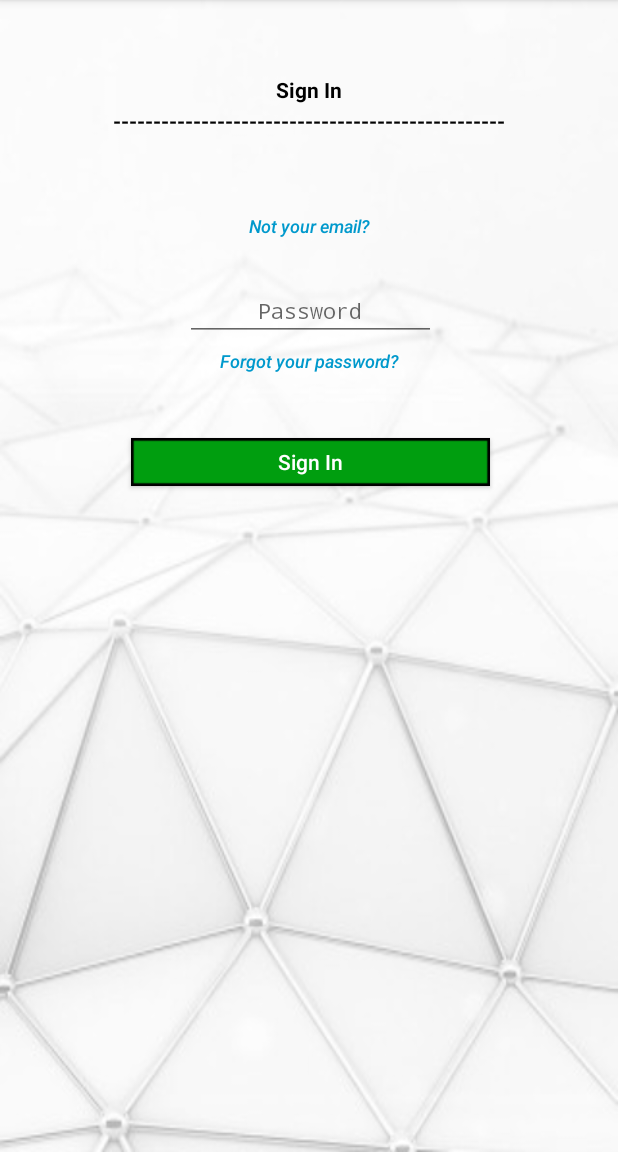
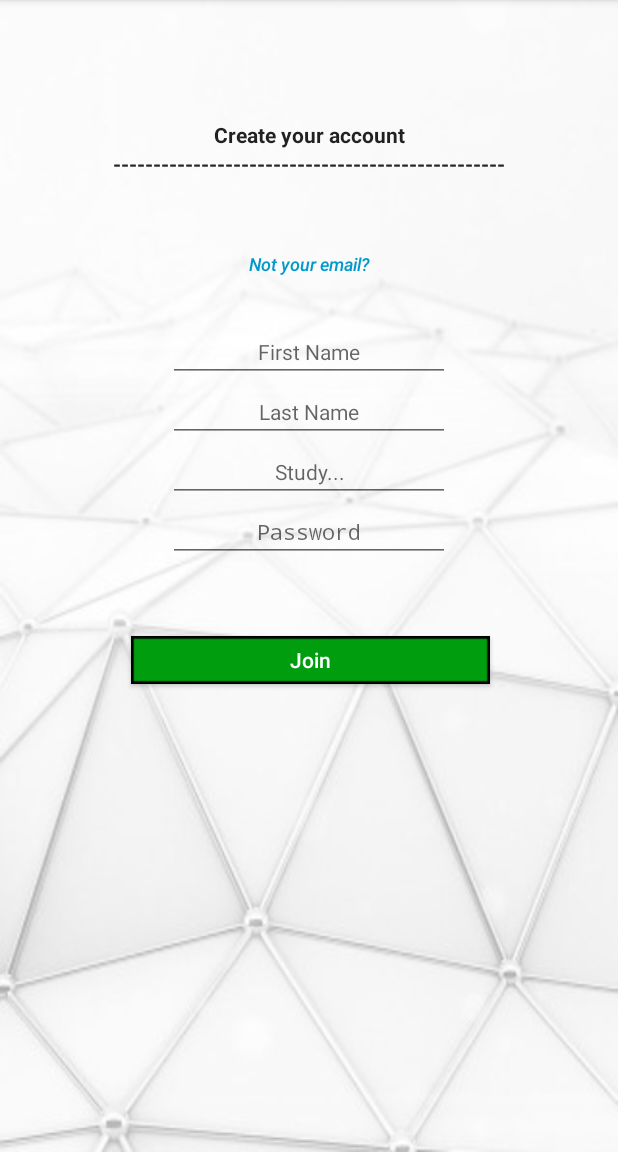
Before and after one commit to idodror/Drive2StudyAndroid, an Android app: the screen it shows after launch (MainActivity), after a tap on "Continue With Email", on a phone screen of 412 x 824 dp, the part 84-1236 px from its top. Run offline under Robolectric (Android 15) with nearby library versions, the phone set to English and light mode, and no system bars; Roboto replaces fonts that are not available here.

Commit message:
ADDED create new user screen (meanwhile, writes to the firebase only the fName)

```diff
--- a/app/src/main/java/com/drive2study/MainActivity.java
+++ b/app/src/main/java/com/drive2study/MainActivity.java
@@ -1,18 +1,18 @@
 package com.drive2study;
 
 import android.app.Activity;
-import android.app.Fragment;
 import android.app.FragmentManager;
 import android.app.FragmentTransaction;
 import android.os.Bundle;
 import android.util.Log;
-
+import com.drive2study.Model.Student;
+import com.drive2study.Model.Model;
+import com.drive2study.View.CreateAccountFragment;
 import com.drive2study.View.EmailLoginFragment;
 import com.drive2study.View.LoginScreenFragment;
 
-
 public class MainActivity extends Activity implements
-        LoginScreenFragment.LoginScreenFragmentDelegate, EmailLoginFragment.EmailLoginFragmentDelegate {
+        LoginScreenFragment.LoginScreenFragmentDelegate, EmailLoginFragment.EmailLoginFragmentDelegate, CreateAccountFragment.CreateAccountFragmentDelegate {
 
     @Override
     protected void onCreate(Bundle savedInstanceState) {
@@ -31,18 +31,33 @@ public class MainActivity extends Activity implements
     public void onConWithEmail(String email) {
         FragmentManager manager = getFragmentManager();
         FragmentTransaction transaction = manager.beginTransaction();
-        EmailLoginFragment emailLoginFrag = new EmailLoginFragment();
+
         Bundle args = new Bundle();
         args.putString("username", email);
-        emailLoginFrag.setArguments(args);
-        transaction.replace(R.id.main_container, emailLoginFrag);
+
+        // TODO: Check if there is such user
+        if(false) {
+            EmailLoginFragment emailLoginFragment = new EmailLoginFragment();
+            emailLoginFragment.setArguments(args);
+            transaction.replace(R.id.main_container, emailLoginFragment);
+        } else {
+            CreateAccountFragment createAccountFragment = new CreateAccountFragment();
+            createAccountFragment.setArguments(args);
+            transaction.replace(R.id.main_container, createAccountFragment);
+        }
+
         transaction.addToBackStack(null);
         transaction.commit();
-        Log.d("TAG", "Login Screen Succeeded " + email);
     }
 
     @Override
     public void onSignIn(String email, String password) {
         Log.d("TAG", "Signing in with: " + email + ", pass: " + password);
     }
+
+    @Override
+    public void onJoin(Student student) {
+        Log.d("TAG", "done");
+        Model.instance.addStudent(student);
+    }
 }
--- a/app/src/main/java/com/drive2study/Model/ModelFirebase.java
+++ b/app/src/main/java/com/drive2study/Model/ModelFirebase.java
@@ -12,8 +12,9 @@ import java.util.List;
 public class ModelFirebase {
 
     public void addStudent(Student student){
-        DatabaseReference mDatabase = FirebaseDatabase.getInstance().getReference();
-        mDatabase.child("students").child(student.userName).setValue(student);
+        DatabaseReference mDatabase = FirebaseDatabase.getInstance().getReference().child("students").child(student.userName).push();
+        mDatabase.child("fName").setValue(student.fName);
+        //mDatabase.child("students").child(student.userName).setValue(student);
     }
 
     public void cancellGetAllStudents() {
@@ -25,7 +26,7 @@ public class ModelFirebase {
         public void onSuccess(List<Student> studentslist);
     }
 
-    ValueEventListener eventListener;
+    private ValueEventListener eventListener;
 
     public void getAllStudents(final GetAllStudentsListener listener) {
         DatabaseReference stRef = FirebaseDatabase.getInstance().getReference().child("students");
--- /dev/null
+++ b/app/src/main/java/com/drive2study/View/CreateAccountFragment.java
@@ -0,0 +1,88 @@
+package com.drive2study.View;
+
+import android.app.Fragment;
+import android.content.Context;
+import android.os.Bundle;
+import android.view.LayoutInflater;
+import android.view.View;
+import android.view.ViewGroup;
+import android.widget.Button;
+import android.widget.EditText;
+import android.widget.TextView;
+
+import com.drive2study.R;
+import com.drive2study.Model.Student;
+
+public class CreateAccountFragment extends Fragment {
+    public interface CreateAccountFragmentDelegate {
+        void onJoin(Student student);
+    }
+
+    public CreateAccountFragmentDelegate delegate;
+
+    public CreateAccountFragment() {
+        // Required empty public constructor
+    }
+
+    EditText fNameEt;
+    EditText lNameEt;
+    EditText studyEt;
+    EditText passwordEt;
+    TextView userEmailText;
+    TextView emptyFieldsText;
+
+    @Override
+    public View onCreateView(LayoutInflater inflater, ViewGroup container, Bundle savedInstanceState) {
+        View view = inflater.inflate(R.layout.fragment_register, container, false);
+
+        final String username = getArguments().getString("username");
+        userEmailText = view.findViewById(R.id.text_username_register);
+        userEmailText.setText(username);
+        fNameEt = view.findViewById(R.id.et_first_name);
+        lNameEt = view.findViewById(R.id.et_last_name);
+        studyEt = view.findViewById(R.id.et_study);
+        passwordEt = view.findViewById(R.id.et_register_password);
+        emptyFieldsText = view.findViewById(R.id.txt_empty_fields);
+
+        Button join = view.findViewById(R.id.btn_join);
+        join.setOnClickListener(new View.OnClickListener() {
+            @Override
+            public void onClick(View v) {
+                Student student = new Student();
+                String password = passwordEt.getText().toString();
+                student.userName = username;
+                student.fName = fNameEt.getText().toString();
+                student.lName = lNameEt.getText().toString();
+                student.study = studyEt.getText().toString();
+                if (student.study.equals("") || student.fName.equals("") || student.study.equals("") || password.equals("")) {
+                    emptyFieldsText.setVisibility(View.VISIBLE);
+                } else {
+                    student.imageUrl = "";
+                    student.loginType = "RegularLogin";
+                    if (delegate != null) {
+                        delegate.onJoin(student);
+                    }
+                }
+            }
+        });
+
+        return view;
+    }
+
+    @Override
+    public void onAttach(Context context) {
+        super.onAttach(context);
+        if (context instanceof CreateAccountFragmentDelegate) {
+            delegate = (CreateAccountFragmentDelegate) context;
+        } else {
+            throw new RuntimeException(context.toString()
+                    + " must implement OnFragmentInteractionListener");
+        }
+    }
+
+    @Override
+    public void onDetach() {
+        super.onDetach();
+        delegate = null;
+    }
+}
--- a/app/src/main/java/com/drive2study/View/EmailLoginFragment.java
+++ b/app/src/main/java/com/drive2study/View/EmailLoginFragment.java
@@ -3,7 +3,6 @@ package com.drive2study.View;
 import android.app.Fragment;
 import android.content.Context;
 import android.os.Bundle;
-import android.support.annotation.Nullable;
 import android.view.LayoutInflater;
 import android.view.View;
 import android.view.ViewGroup;
@@ -32,16 +31,15 @@ public class EmailLoginFragment extends Fragment {
 
     @Override
     public View onCreateView(LayoutInflater inflater, ViewGroup container, Bundle savedInstanceState) {
-        // Inflate the layout for this fragment
         View view = inflater.inflate(R.layout.fragment_email_login, container, false);
 
         userEmailText = view.findViewById(R.id.text_username);
         final String username = getArguments().getString("username");
         userEmailText.setText(username);
-        passwordEt = view.findViewById(R.id.et_password);
+        passwordEt = view.findViewById(R.id.et_login_password);
 
-        Button signin = view.findViewById(R.id.btn_signin);
-        signin.setOnClickListener(new View.OnClickListener() {
+        Button signIn = view.findViewById(R.id.btn_signin);
+        signIn.setOnClickListener(new View.OnClickListener() {
             @Override
             public void onClick(View v) {
                 String password = passwordEt.getText().toString();
--- a/app/src/main/java/com/drive2study/View/LoginScreenFragment.java
+++ b/app/src/main/java/com/drive2study/View/LoginScreenFragment.java
@@ -26,9 +26,7 @@ public class LoginScreenFragment extends Fragment {
     EditText emailEt;
 
     @Override
-    public View onCreateView(LayoutInflater inflater, ViewGroup container,
-                             Bundle savedInstanceState) {
-        // Inflate the layout for this fragment
+    public View onCreateView(LayoutInflater inflater, ViewGroup container, Bundle savedInstanceState) {
         View view = inflater.inflate(R.layout.fragment_login_screen, container, false);
 
         emailEt = view.findViewById(R.id.et_user_email);
--- a/app/src/main/res/layout/fragment_email_login.xml
+++ b/app/src/main/res/layout/fragment_email_login.xml
@@ -38,12 +38,12 @@
         android:textStyle="italic"
         app:layout_constraintEnd_toEndOf="parent"
         app:layout_constraintStart_toStartOf="parent"
-        app:layout_constraintTop_toBottomOf="@+id/et_password" />
+        app:layout_constraintTop_toBottomOf="@+id/et_login_password" />
 
     <TextView
         android:id="@+id/textView6"
         android:layout_width="wrap_content"
-        android:layout_height="wrap_content"
+        android:layout_height="20dp"
         android:layout_marginEnd="45dp"
         android:layout_marginStart="45dp"
         android:layout_marginTop="1dp"
@@ -72,13 +72,14 @@
 
     <TextView
         android:id="@+id/text_username"
-        android:layout_width="224dp"
-        android:layout_height="23dp"
-        android:layout_marginEnd="80dp"
-        android:layout_marginStart="80dp"
-        android:layout_marginTop="20dp"
+        android:layout_width="290dp"
+        android:layout_height="25dp"
+        android:layout_marginEnd="47dp"
+        android:layout_marginStart="47dp"
+        android:layout_marginTop="16dp"
         android:text=""
         android:textAlignment="center"
+        android:textSize="18sp"
         android:textStyle="bold"
         app:layout_constraintEnd_toEndOf="parent"
         app:layout_constraintStart_toStartOf="parent"
@@ -103,7 +104,7 @@
         app:layout_constraintTop_toBottomOf="@+id/text_username" />
 
     <EditText
-        android:id="@+id/et_password"
+        android:id="@+id/et_login_password"
         android:layout_width="167dp"
         android:layout_height="wrap_content"
         android:layout_marginEnd="108dp"
--- a/app/src/main/res/layout/fragment_login_screen.xml
+++ b/app/src/main/res/layout/fragment_login_screen.xml
@@ -94,7 +94,7 @@
         android:layout_marginTop="5dp"
         android:ems="10"
         android:hint="@string/login_email"
-        android:inputType="textWebEmailAddress"
+        android:inputType="textEmailAddress"
         android:selectAllOnFocus="false"
         android:singleLine="false"
         android:textAlignment="center"
--- /dev/null
+++ b/app/src/main/res/layout/fragment_register.xml
@@ -0,0 +1,163 @@
+<?xml version="1.0" encoding="utf-8"?>
+<android.support.constraint.ConstraintLayout
+    xmlns:android="http://schemas.android.com/apk/res/android"
+    xmlns:app="http://schemas.android.com/apk/res-auto"
+    xmlns:tools="http://schemas.android.com/tools"
+    android:layout_width="fill_parent"
+    android:layout_height="fill_parent"
+    android:background="@drawable/background"
+    android:fitsSystemWindows="true">
+
+
+    <EditText
+        android:id="@+id/et_register_password"
+        android:layout_width="188dp"
+        android:layout_height="wrap_content"
+        android:layout_marginEnd="98dp"
+        android:layout_marginStart="98dp"
+        android:ems="10"
+        android:hint="@string/register_password"
+        android:inputType="textPassword"
+        android:textAlignment="center"
+        android:textSize="14sp"
+        app:layout_constraintEnd_toEndOf="parent"
+        app:layout_constraintStart_toStartOf="parent"
+        app:layout_constraintTop_toBottomOf="@+id/et_study" />
+
+    <EditText
+        android:id="@+id/et_study"
+        android:layout_width="188dp"
+        android:layout_height="wrap_content"
+        android:layout_marginEnd="98dp"
+        android:layout_marginStart="98dp"
+        android:ems="10"
+        android:hint="@string/register_study"
+        android:inputType="text"
+        android:textAlignment="center"
+        android:textSize="14sp"
+        app:layout_constraintEnd_toEndOf="parent"
+        app:layout_constraintStart_toStartOf="parent"
+        app:layout_constraintTop_toBottomOf="@+id/et_last_name" />
+
+    <EditText
+        android:id="@+id/et_first_name"
+        android:layout_width="188dp"
+        android:layout_height="wrap_content"
+        android:layout_marginEnd="98dp"
+        android:layout_marginStart="98dp"
+        android:layout_marginTop="27dp"
+        android:ems="10"
+        android:hint="@string/register_first_name"
+        android:inputType="textPersonName"
+        android:textAlignment="center"
+        android:textSize="14sp"
+        app:layout_constraintEnd_toEndOf="parent"
+        app:layout_constraintStart_toStartOf="parent"
+        app:layout_constraintTop_toBottomOf="@+id/btn_not_your_email_register" />
+
+    <Button
+        android:id="@+id/btn_not_your_email_register"
+        android:layout_width="wrap_content"
+        android:layout_height="23dp"
+        android:layout_marginEnd="148dp"
+        android:layout_marginStart="148dp"
+        android:layout_marginTop="3dp"
+        android:background="@android:color/transparent"
+        android:text="@string/login_not_your_email"
+        android:textAllCaps="false"
+        android:textColor="@android:color/holo_blue_dark"
+        android:textSize="12sp"
+        android:textStyle="italic"
+        app:layout_constraintEnd_toEndOf="parent"
+        app:layout_constraintStart_toStartOf="parent"
+        app:layout_constraintTop_toBottomOf="@+id/text_username_register" />
+
+    <TextView
+        android:id="@+id/text_username_register"
+        android:layout_width="290dp"
+        android:layout_height="25dp"
+        android:layout_marginEnd="47dp"
+        android:layout_marginStart="47dp"
+        android:layout_marginTop="20dp"
+        android:text=""
+        android:textAlignment="center"
+        android:textSize="18sp"
+        android:textStyle="bold"
+        app:layout_constraintEnd_toEndOf="parent"
+        app:layout_constraintStart_toStartOf="parent"
+        app:layout_constraintTop_toBottomOf="@+id/textView3"
+        tools:text="User's Email" />
+
+    <TextView
+        android:id="@+id/textView3"
+        android:layout_width="wrap_content"
+        android:layout_height="16dp"
+        android:layout_marginEnd="45dp"
+        android:layout_marginStart="45dp"
+        android:text="@string/login_dashes_line"
+        android:textAlignment="center"
+        android:textStyle="bold"
+        app:layout_constraintEnd_toEndOf="parent"
+        app:layout_constraintStart_toStartOf="parent"
+        app:layout_constraintTop_toBottomOf="@+id/textView2" />
+
+    <TextView
+        android:id="@+id/textView2"
+        android:layout_width="wrap_content"
+        android:layout_height="wrap_content"
+        android:layout_marginEnd="127dp"
+        android:layout_marginStart="128dp"
+        android:layout_marginTop="80dp"
+        android:text="@string/register_create_account"
+        android:textStyle="bold"
+        app:layout_constraintEnd_toEndOf="parent"
+        app:layout_constraintStart_toStartOf="parent"
+        app:layout_constraintTop_toTopOf="parent" />
+
+    <EditText
+        android:id="@+id/et_last_name"
+        android:layout_width="188dp"
+        android:layout_height="wrap_content"
+        android:layout_marginEnd="98dp"
+        android:layout_marginStart="98dp"
+        android:ems="10"
+        android:hint="@string/register_last_name"
+        android:inputType="textPersonName"
+        android:textAlignment="center"
+        android:textSize="14sp"
+        app:layout_constraintEnd_toEndOf="parent"
+        app:layout_constraintStart_toStartOf="parent"
+        app:layout_constraintTop_toBottomOf="@+id/et_first_name" />
+
+    <Button
+        android:id="@+id/btn_join"
+        android:layout_width="239dp"
+        android:layout_height="32dp"
+        android:layout_marginEnd="72dp"
+        android:layout_marginStart="73dp"
+        android:layout_marginTop="20dp"
+        android:background="@drawable/green_button_background"
+        android:text="@string/register_join"
+        android:textAllCaps="false"
+        android:textColor="@android:color/white"
+        app:layout_constraintEnd_toEndOf="parent"
+        app:layout_constraintStart_toStartOf="parent"
+        app:layout_constraintTop_toBottomOf="@+id/txt_empty_fields" />
+
+    <TextView
+        android:id="@+id/txt_empty_fields"
+        android:layout_width="265dp"
+        android:layout_height="wrap_content"
+        android:layout_marginEnd="59dp"
+        android:layout_marginStart="60dp"
+        android:layout_marginTop="10dp"
+        android:text="@string/register_empty_or_null"
+        android:textAlignment="center"
+        android:textColor="@android:color/holo_red_light"
+        android:textStyle="italic"
+        android:visibility="invisible"
+        app:layout_constraintEnd_toEndOf="parent"
+        app:layout_constraintStart_toStartOf="parent"
+        app:layout_constraintTop_toBottomOf="@+id/et_register_password" />
+
+</android.support.constraint.ConstraintLayout>
--- a/app/src/main/res/values/colors.xml
+++ b/app/src/main/res/values/colors.xml
@@ -3,4 +3,5 @@
     <color name="colorPrimary">#3F51B5</color>
     <color name="colorPrimaryDark">#303F9F</color>
     <color name="colorAccent">#FF4081</color>
+    <color name="black">#000000</color>
 </resources>
--- a/app/src/main/res/values/strings.xml
+++ b/app/src/main/res/values/strings.xml
@@ -10,4 +10,11 @@
     <string name="login_or_email">----------------- Or use email -----------------</string>
     <string name="login_email">Email Address</string>
     <string name="login_con_with_email">Continue With Email</string>
+    <string name="register_create_account">Create your account</string>
+    <string name="register_join">Join</string>
+    <string name="register_empty_or_null">Please fill all the fields</string>
+    <string name="register_first_name">First Name</string>
+    <string name="register_last_name">Last Name</string>
+    <string name="register_study">Study...</string>
+    <string name="register_password">Password</string>
 </resources>
--- a/app/src/main/res/values/styles.xml
+++ b/app/src/main/res/values/styles.xml
@@ -2,6 +2,7 @@
 
     <!-- Base application theme. -->
     <style name="AppTheme" parent="android:Theme.Material.Light.DarkActionBar">
+        <item name="android:textViewStyle">@color/black</item>
         <!-- Customize your theme here. -->
     </style>
 
```
Also changed, not shown: app/build.gradle (+5 -4 lines).
